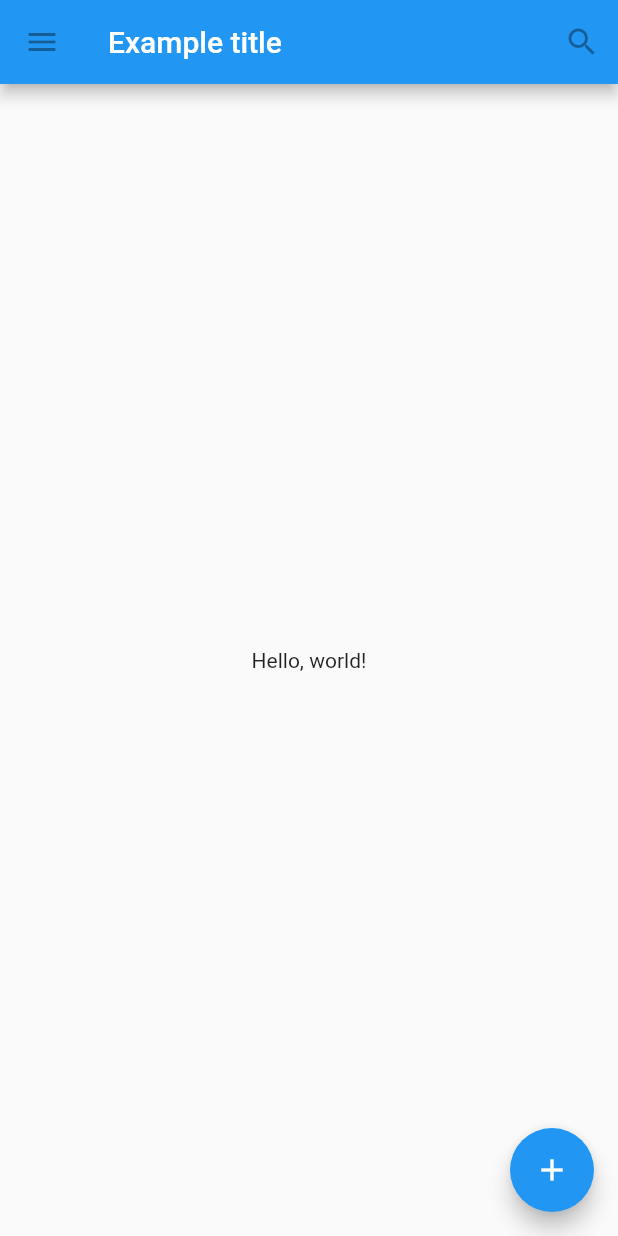
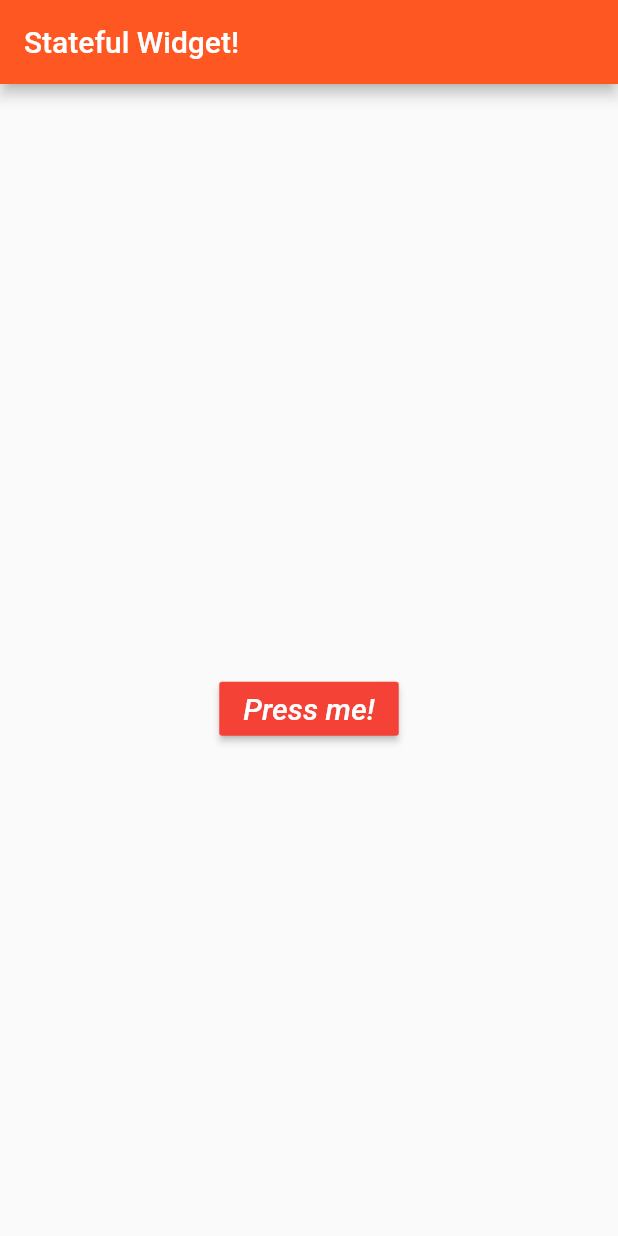
Before and after one commit to ermanjunaidi/praxis-academy, a Flutter app: the screen it shows after launch, on a phone screen of 412 x 824 dp. Run offline on Flutter 3.47's test engine with Material 2 defaults, Android fonts, the phone set to English and light mode, and no system bars.

Commit message:
03 Flutter: Buttons and Stateful widgets

```diff
--- a/novice/02-02/mengenal_widgets_dan_layout/lib/main.dart
+++ b/novice/02-02/mengenal_widgets_dan_layout/lib/main.dart
@@ -1,41 +1,54 @@
 import 'package:flutter/material.dart';
 
 void main() {
-  runApp(MaterialApp(
-    title: 'Flutter Tutorial',
-    home: TutorialHome(),
+  runApp(new MaterialApp(
+    debugShowCheckedModeBanner: false,
+    home: new AwesomeButton()
   ));
 }
 
-class TutorialHome extends StatelessWidget {
+class AwesomeButton extends StatefulWidget {
   @override
-  Widget build(BuildContext context) {
-    // Scaffold is a layout for the major Material Components.
-    return Scaffold(
-      appBar: AppBar(
-        leading: IconButton(
-          icon: Icon(Icons.menu),
-          tooltip: 'Navigation menu',
-          onPressed: null,
-        ),
-        title: Text('Example title'),
-        actions: <Widget>[
-          IconButton(
-            icon: Icon(Icons.search),
-            tooltip: 'Search',
-            onPressed: null,
-          ),
-        ],
-      ),
-      // body is the majority of the screen.
-      body: Center(
-        child: Text('Hello, world!'),
-      ),
-      floatingActionButton: FloatingActionButton(
-        tooltip: 'Add', // used by assistive technologies
-        child: Icon(Icons.add),
-        onPressed: null,
-      ),
+  AwesomeButtonState createState() => new AwesomeButtonState();
+}
+
+class AwesomeButtonState extends State<AwesomeButton> {
+
+  int counter = 0;
+  List<String> strings = ["Flutter", "Is", "Awesome"];
+  String displayedString = "";
+
+  //you can also declare variables like this
+  // var counter = 0;
+  // var strings = ["Flutter", "Is", "Awesome"];
+
+  void onPressed(){
+    setState(() {
+      displayedString = strings[counter];
+      counter = counter < 2 ? counter+1 : 0;
+    });
+  }
+
+  @override
+  Widget build(BuildContext context){
+    return new Scaffold(
+      appBar: new AppBar(title: new Text("Stateful Widget!"), backgroundColor: Colors.deepOrange),
+      body: new Container(
+        child: new Center(
+          child: new Column(
+            mainAxisAlignment: MainAxisAlignment.center,
+            children: <Widget>[
+              new Text(displayedString, style: new TextStyle(fontSize: 30.0, fontWeight: FontWeight.bold)),
+              new Padding(padding: new EdgeInsets.all(15.0)),
+              new RaisedButton(
+                child: new Text("Press me!", style: new TextStyle(color: Colors.white, fontStyle: FontStyle.italic, fontSize: 20.0)),
+                color: Colors.red,
+                onPressed: onPressed
+              )
+            ]
+          )
+        )
+      )
     );
   }
 }
```
Also changed, not shown: 1 other file.
